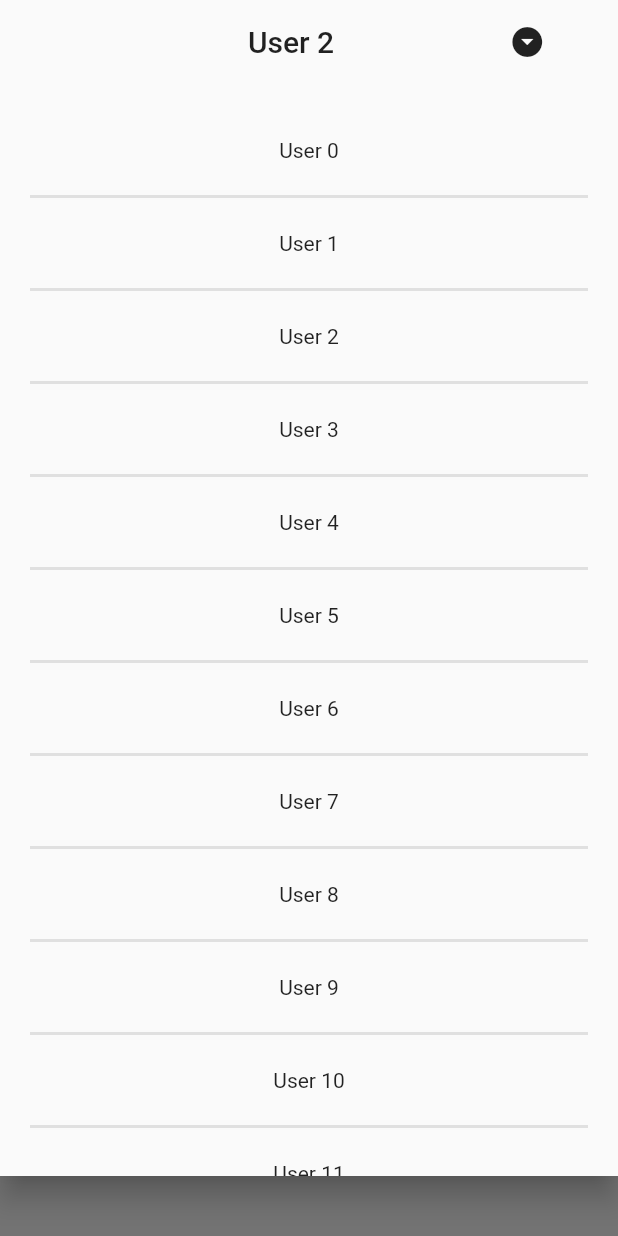
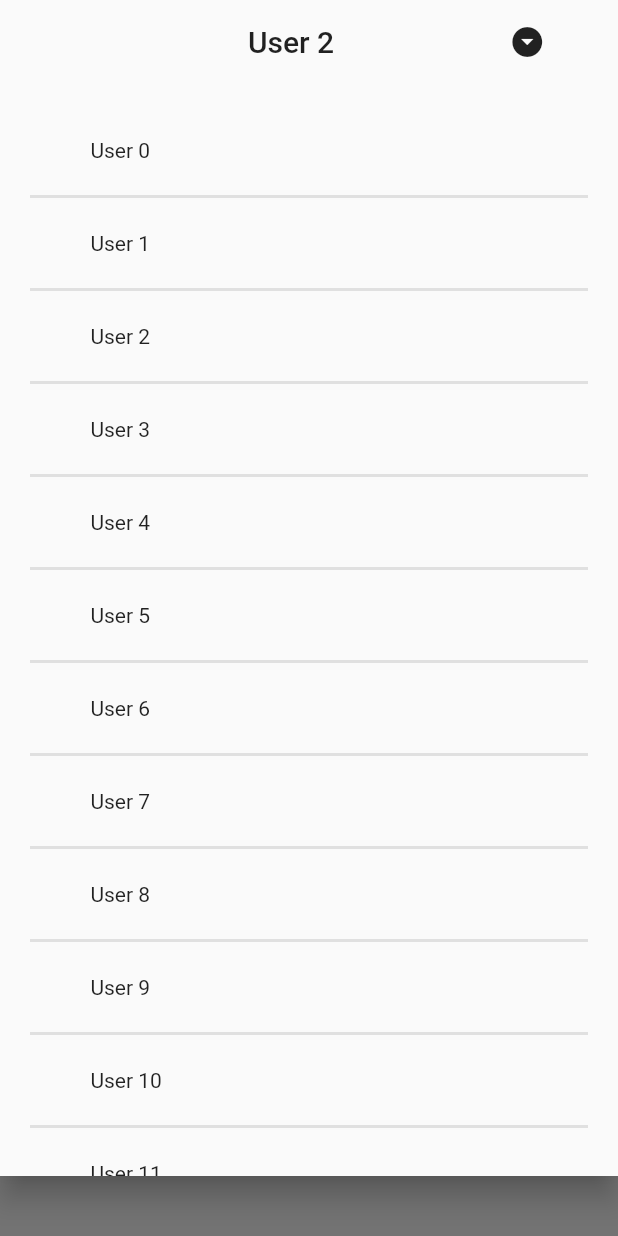
Before and after one commit to 20sw084/appbar_dropdown, a Flutter app: the screen it shows after launch, after a tap on "User 2", on a phone screen of 412 x 824 dp. Run offline on Flutter 3.47's test engine with Material 2 defaults, Android fonts, the phone set to English and light mode, and no system bars; missing offline and left inert: pointer_interceptor.

Commit message:
Proper fix for the text overflow issue + left align rater than centre items

```diff
--- a/lib/appbar_dropdown.dart
+++ b/lib/appbar_dropdown.dart
@@ -186,7 +186,7 @@ class _AppbarDropdownState<T> extends State<AppbarDropdown> {
                   child: Row(
                     children: <Widget>[
                       const Spacer(),
-                      Text( widget.title(item), overflow: TextOverflow.ellipsis, ),
+                      Flexible(flex: 12, child: Text( widget.title(item), overflow: TextOverflow.ellipsis, ),),
                       const Spacer(),
                     ],
                   ),
--- a/pubspec.yaml
+++ b/pubspec.yaml
@@ -1,6 +1,6 @@
 name: appbar_dropdown
 description: AppBar Dropdown is an attractive UI element that allows for navigation via a dropdown menu in the AppBar.
-version: 0.0.2
+version: 0.0.3
 homepage: https://github.com/konectech/appbar_dropdown
 
 environment:
```
